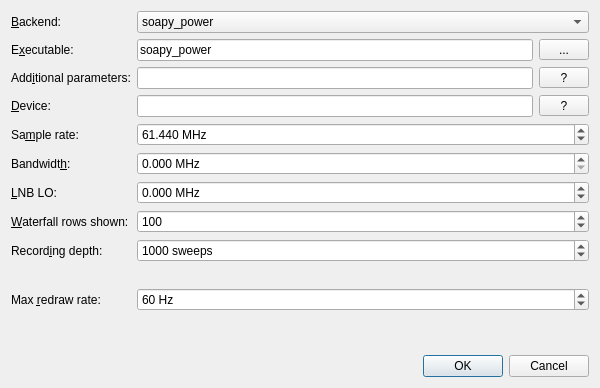
lakjdfalken/qspectrumanalyzer, file qspectrumanalyzer/qspectrumanalyzer_settings.ui: the form before one commit.
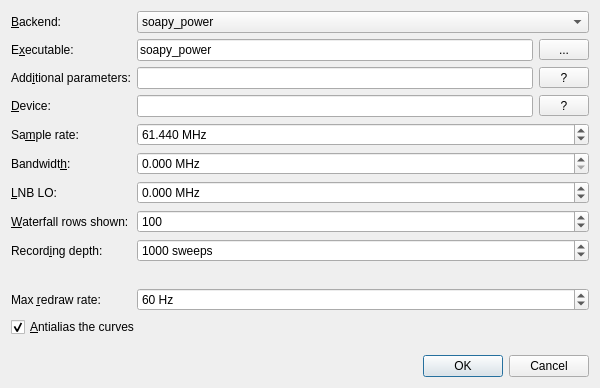
The form after the commit.

Commit message: Put antialiasing back, as a setting, on by default

What changed in the file:
```diff
--- a/qspectrumanalyzer/qspectrumanalyzer_settings.ui
+++ b/qspectrumanalyzer/qspectrumanalyzer_settings.ui
@@ -177,6 +177,19 @@
        </property>
       </widget>
      </item>
+     <item row="11" column="0" colspan="2">
+      <widget class="QCheckBox" name="antialiasCheckBox">
+       <property name="toolTip">
+        <string>Smooth the curves. Turning it off is faster, but the traces look harder edged.</string>
+       </property>
+       <property name="text">
+        <string>&amp;Antialias the curves</string>
+       </property>
+       <property name="checked">
+        <bool>true</bool>
+       </property>
+      </widget>
+     </item>
      <item row="10" column="0">
       <widget class="QLabel" name="label_9">
        <property name="toolTip">
```
The commit also changes 4 other files.
